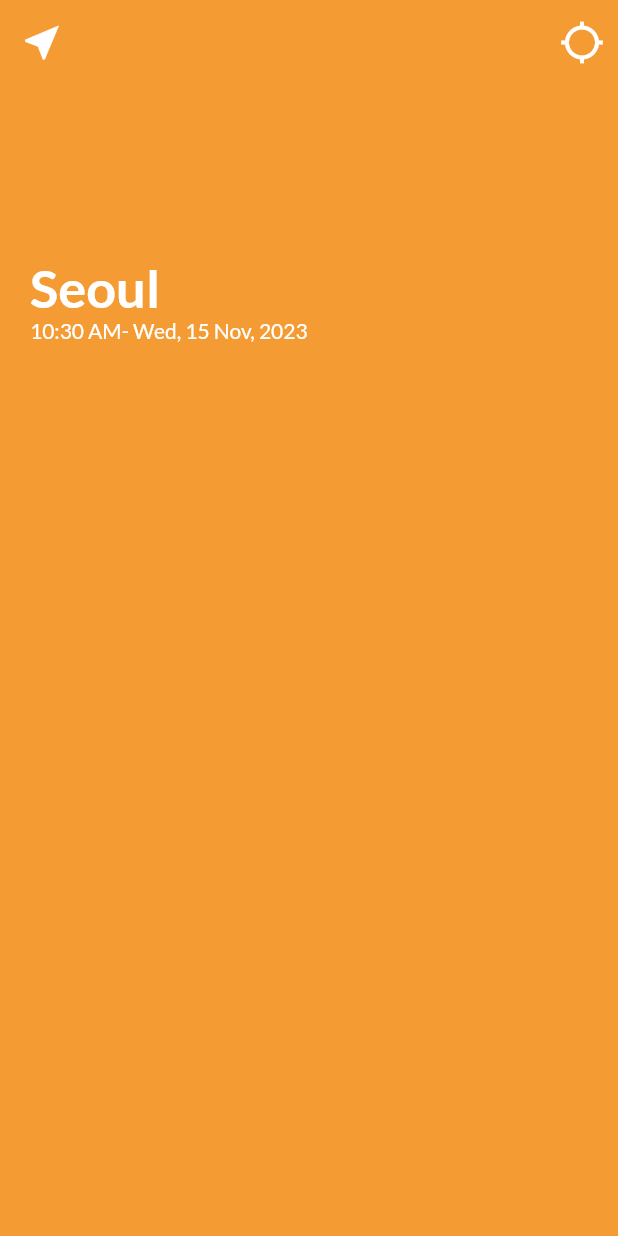
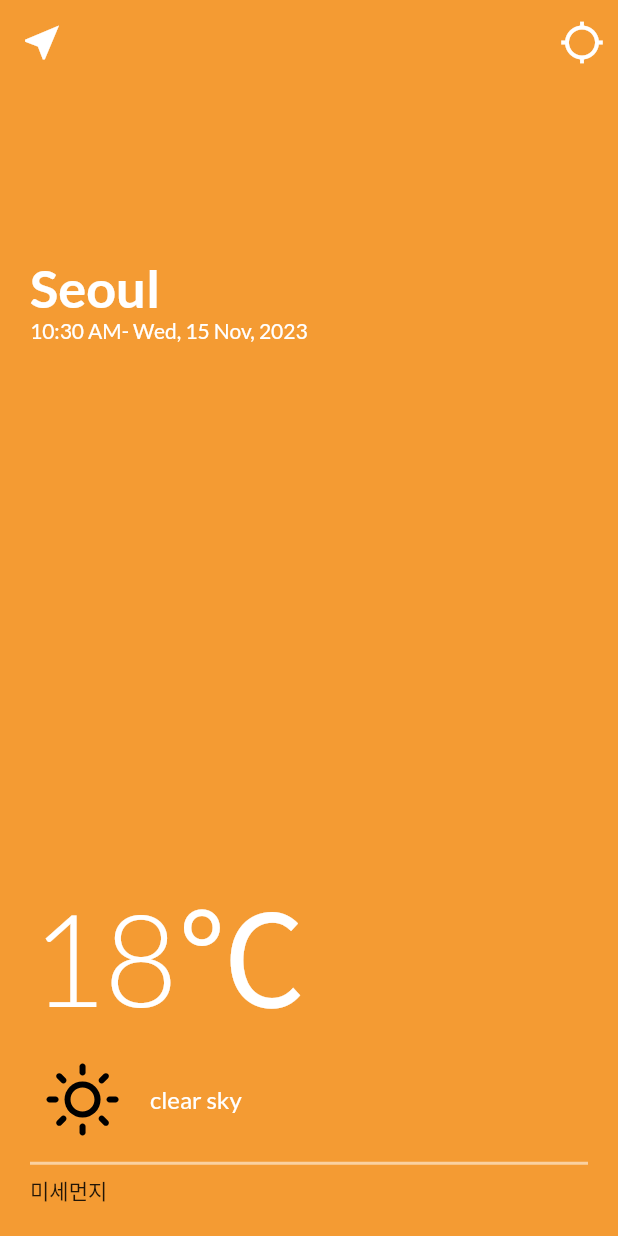
Before and after one commit to shanghanrun/weather_ex01, a Flutter app: the WeatherScreen screen opened directly with empty values, on a phone screen of 412 x 824 dp. Run offline on Flutter 3.47's test engine with Material 2 defaults, Android fonts, the light colour scheme and no system bars; our stand-ins replace flutter_dotenv, flutter_svg, geolocator, google_fonts, timer_builder; statements that could not run were skipped.

Commit message:
온도날씨구성

```diff
--- a/lib/screens/weather_screen.dart
+++ b/lib/screens/weather_screen.dart
@@ -67,6 +67,14 @@ class _WeatherScreenState extends State<WeatherScreen> {
             Container(
               padding: const EdgeInsets.all(20),
               child: Column(
+                mainAxisAlignment: MainAxisAlignment.spaceBetween,
+                children: [
+                  Expanded(
+                    child: Column(
+                      mainAxisAlignment: MainAxisAlignment.spaceBetween,
+                      crossAxisAlignment: CrossAxisAlignment.start,
+                      children: [
+                        Column(
                           crossAxisAlignment: CrossAxisAlignment.start,
                           children: [
                             const SizedBox(height: 150),
@@ -112,6 +120,51 @@ class _WeatherScreenState extends State<WeatherScreen> {
                             ),
                           ],
                         ),
+                        Column(
+                          crossAxisAlignment: CrossAxisAlignment.start,
+                          children: [
+                            Text(
+                              '18\u2103',
+                              style: GoogleFonts.lato(
+                                fontSize: 85.0,
+                                fontWeight: FontWeight.w300,
+                                color: Colors.white,
+                              ),
+                            ),
+                            Row(
+                              children: [
+                                SvgPicture.asset('svg/climacon-sun.svg'),
+                                const SizedBox(width: 10),
+                                Text(
+                                  'clear sky',
+                                  style: GoogleFonts.lato(
+                                    fontSize: 16,
+                                    color: Colors.white,
+                                  ),
+                                ),
+                              ],
+                            ),
+                          ],
+                        ),
+                      ],
+                    ),
+                  ),
+                  const Column(
+                    children: [
+                      Divider(
+                        height: 15,
+                        thickness: 2,
+                        color: Colors.white54,
+                      ),
+                      Row(
+                        children: [
+                          Text('미세먼지'),
+                        ],
+                      ),
+                    ],
+                  ),
+                ],
+              ),
             ),
           ],
         ),
```
Lines whose indentation alone changed are shown as unchanged.
